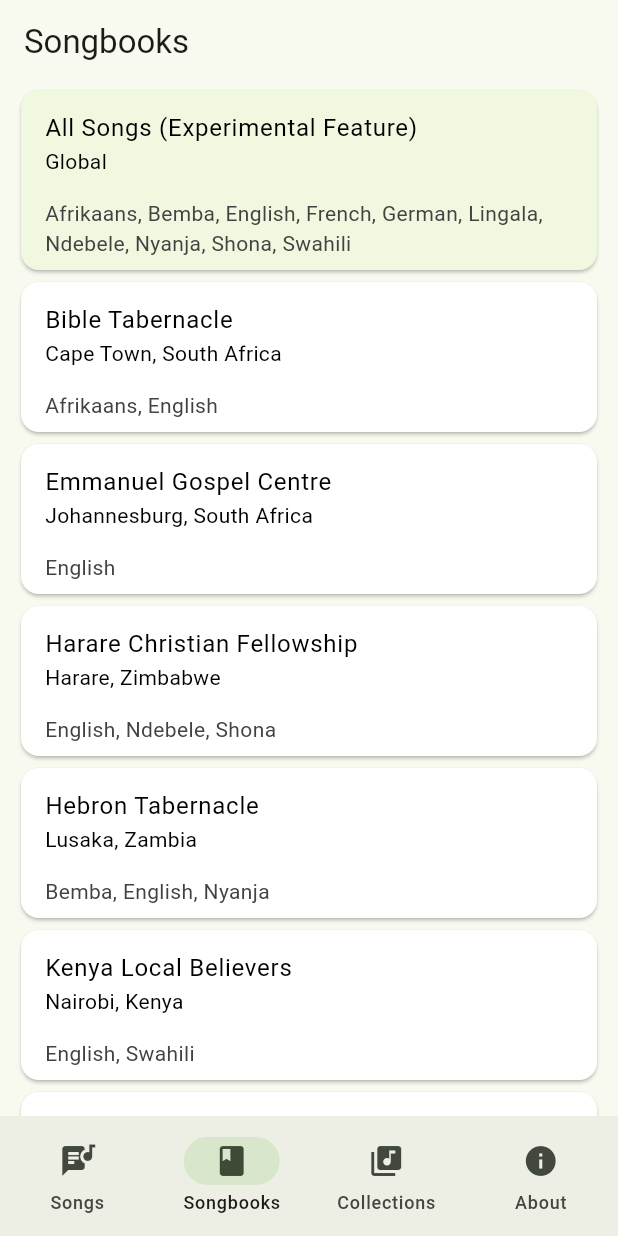
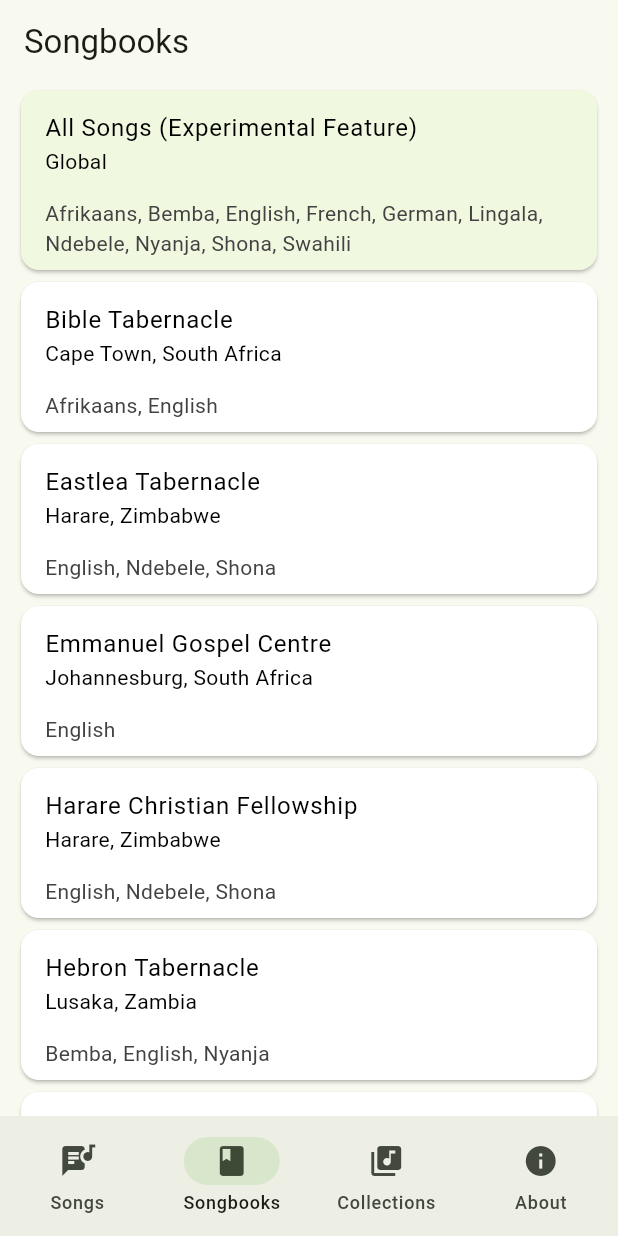
Before and after one commit to NgoniMujuru/believers_songbook, a Flutter app: the screen it shows after launch, item 2 of the bottom bar chosen, on a phone screen of 412 x 824 dp. Run offline on Flutter 3.47's test engine with Material 3 defaults, Android fonts, the phone set to English and light mode, and no system bars; our stand-ins replace csv, firebase_core, in_app_review, share_plus, shared_preferences, sqflite and 1 more; missing offline and left inert: alphabet_scroll_view, fuzzywuzzy; accounts and stored records are empty; generated files the repository leaves out were written again.

Commit message:
chore: temp eastlea tabernacle songs

```diff
--- a/lib/constants/song_book_assets.dart
+++ b/lib/constants/song_book_assets.dart
@@ -26,6 +26,18 @@ class SongBookAssets {
       'FileName': 'BibleTabernacle_CapeTown_SA',
       'Last Updated': '2023-01-15',
       'Languages': ['Afrikaans', 'English']
+    },
+    {
+      'Title': 'Eastlea Tabernacle',
+      'Location': 'Harare, Zimbabwe',
+      'Songs': '2698',
+      'FileName': 'songs',
+      'Last Updated': '2024-04-27',
+      'Languages': [
+        'English',
+        'Ndebele',
+        'Shona',
+      ]
     },
     {
       'Title': 'Emmanuel Gospel Centre',
```
Also changed, not shown: 1 other file.
